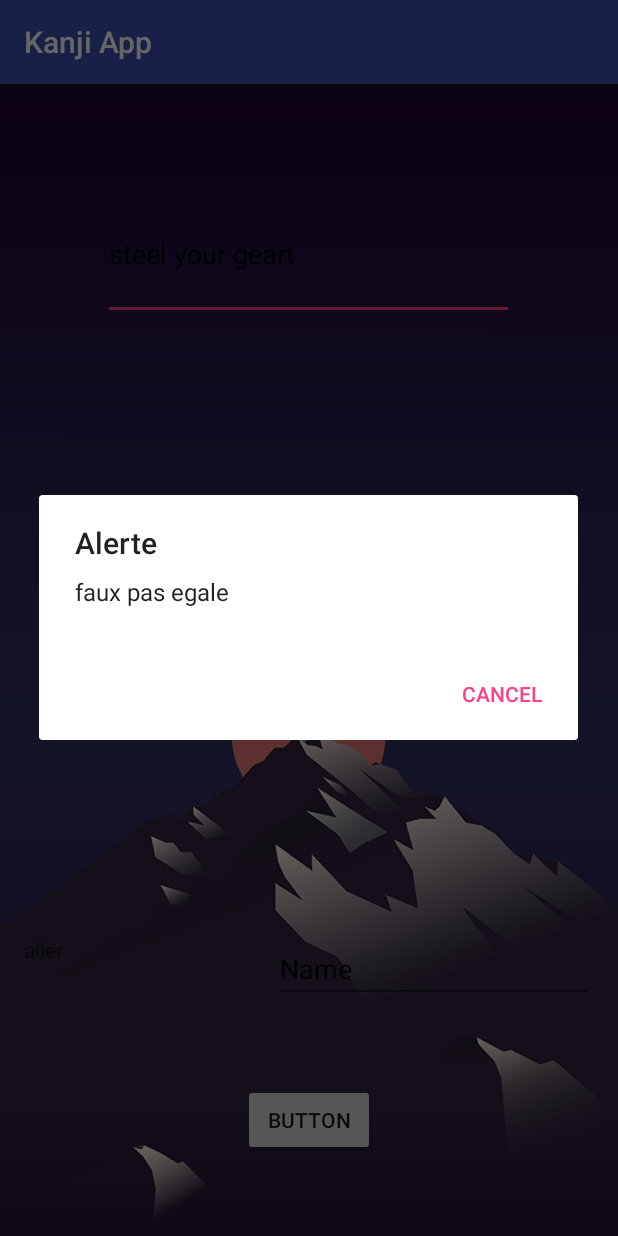
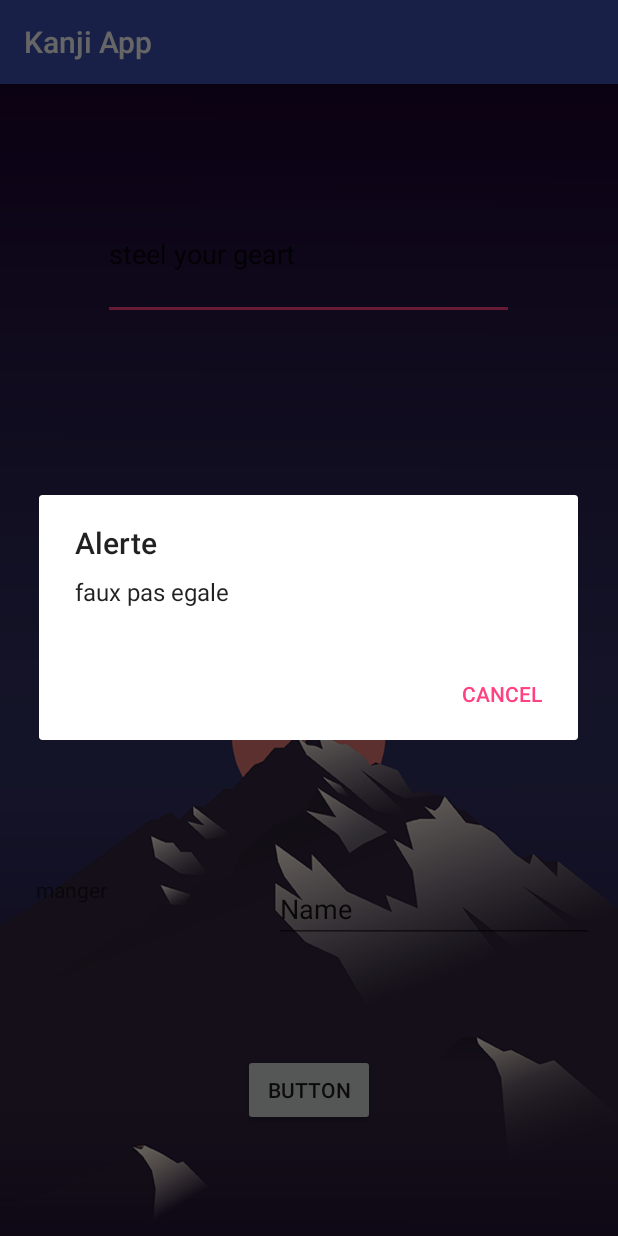
Before and after one commit to damouu/Kanji_App, an Android app: the SecondScreen screen opened directly, with no data from a screen before it, after a tap on "BUTTON", on a phone screen of 412 x 824 dp. Run offline under Robolectric (Android 15) with nearby library versions, the phone set to English and light mode, and no system bars.

Commit message:
creation d'une collection avec des kanjis dedans  et intégration de la collection dans le textview en fonction de l'indice de la collection

```diff
--- a/app/src/main/java/com/example/mouad/kanjiapp/Kanji.java
+++ b/app/src/main/java/com/example/mouad/kanjiapp/Kanji.java
@@ -9,7 +9,7 @@ import android.support.v7.app.AppCompatActivity;
 public class Kanji extends AppCompatActivity
 {
 
-    private char kanji;
+    private String kanji;
     private int numero;
     private String lecture_kenyon;
     private String lecture_onyomi;
@@ -20,7 +20,7 @@ public class Kanji extends AppCompatActivity
             super();
     }
 
-    public Kanji(char kanji, int numero, String lecture_kunyomi, String lecture_onyomi , String signification)
+    public Kanji(String kanji, int numero, String lecture_kunyomi, String lecture_onyomi , String signification)
     {
         this.kanji  = kanji;
         this.numero = numero;
@@ -30,15 +30,10 @@ public class Kanji extends AppCompatActivity
 
     }
 
-    public char getKanji()
-    {
-        return kanji;
-    }
 
-    public void setKanji(char kanji)
-    {
-        this.kanji = kanji;
-    }
+    public String getKanji() { return kanji; }
+
+    public void setKanji(String kanji) {this.kanji = kanji;}
 
     public int getNumero() {
         return numero;
--- a/app/src/main/java/com/example/mouad/kanjiapp/SecondScreen.java
+++ b/app/src/main/java/com/example/mouad/kanjiapp/SecondScreen.java
@@ -6,10 +6,16 @@ import android.os.Bundle;
 import android.support.v7.app.AlertDialog;
 import android.support.v7.app.AppCompatActivity;
 import android.view.View;
+import android.widget.ArrayAdapter;
 import android.widget.Button;
 import android.widget.EditText;
 import android.widget.ImageButton;
+import android.widget.ListView;
 import android.widget.TextView;
+import java.util.ArrayList;
+import java.util.Iterator;
+import java.util.List;
+import java.util.Optional;
 
 /**
  * Created by mouad on 26/12/2017.
@@ -22,9 +28,18 @@ public class SecondScreen extends AppCompatActivity
     {
         super.onCreate(savedInstanceState);
         setContentView(R.layout.secondactivities);
+        List<Kanji> leskanjis = new ArrayList<>();
+        Kanji manger = new Kanji("食",1,"dede","dede","manger");
+        Kanji lire = new Kanji("読",2,"dede","dede","lire");
+        leskanjis.add(manger);
+        leskanjis.add(lire);
+        TextView textView5 = (TextView) findViewById(R.id.ryu_view);
+        textView5.setText(leskanjis.get(0).getKanji());
+
     }
 
-    public void buttonOnClick3 (View v) {
+    public void buttonOnClick3 (View v)
+    {
         ImageButton personaButton = (ImageButton) findViewById(R.id.imageButton);
         personaButton.setOnClickListener(new View.OnClickListener()
 
@@ -38,14 +53,14 @@ public class SecondScreen extends AppCompatActivity
 
         });
     }
-// test
+    // test
         public void buttonOnClick4 (View v)
     {
+        Kanji aller = new Kanji("食",1,"tabe","dede","manger");
+        TextView textView5 = (TextView) findViewById(R.id.ryu_view);
+        textView5.setText(aller.getSignification());
         Button button = (Button) findViewById(R.id.button4);
         EditText editText5 = (EditText) findViewById(R.id.ryu_edit);
-        TextView textView5 = (TextView) findViewById(R.id.ryu_view);
-        Kanji aller = new Kanji('行',1,"iku","bilal","aller");
-        textView5.setText(aller.getSignification());
         if(!editText5.getText().toString().trim().equals(textView5.getText()))
         {
             AlertDialog.Builder builder = new AlertDialog.Builder(SecondScreen.this);
@@ -64,5 +79,4 @@ public class SecondScreen extends AppCompatActivity
         }
 
     }
-
 }
--- a/app/src/main/java/com/example/mouad/kanjiapp/ThirdActivity.java
+++ b/app/src/main/java/com/example/mouad/kanjiapp/ThirdActivity.java
@@ -32,9 +32,9 @@ public class ThirdActivity extends AppCompatActivity
             list =(ListView) findViewById(R.id.ListView);
 
             List<Kanji> leskanjis = new ArrayList<Kanji>();
-            Kanji hana = new Kanji('花',1,"hana","hana","fleur");
-            Kanji tabe = new Kanji('食',2,"tabe","taberu","manger");
-            Kanji yomi = new Kanji('読',3,"yomi","yomi","Lire");
+            Kanji hana = new Kanji("花",1,"hana","hana","fleur");
+            Kanji tabe = new Kanji("食",2,"tabe","taberu","manger");
+            Kanji yomi = new Kanji("読",3,"yomi","yomi","Lire");
             leskanjis.add(hana);
             leskanjis.add(tabe);
             leskanjis.add(yomi);
--- a/app/src/main/res/layout/secondactivities.xml
+++ b/app/src/main/res/layout/secondactivities.xml
@@ -1,11 +1,10 @@
 <?xml version="1.0" encoding="utf-8"?>
-<android.support.constraint.ConstraintLayout
-    xmlns:android="http://schemas.android.com/apk/res/android"
+<android.support.constraint.ConstraintLayout xmlns:android="http://schemas.android.com/apk/res/android"
     xmlns:app="http://schemas.android.com/apk/res-auto"
     xmlns:tools="http://schemas.android.com/tools"
-    android:background="@drawable/bloodmoon"
     android:layout_width="match_parent"
-    android:layout_height="match_parent">
+    android:layout_height="match_parent"
+    android:background="@drawable/bloodmoon">
 
 
     <ImageButton
@@ -59,13 +58,13 @@
         android:layout_width="128dp"
         android:layout_height="51dp"
         android:layout_marginBottom="8dp"
-        android:layout_marginStart="16dp"
+        android:layout_marginStart="24dp"
         android:layout_marginTop="8dp"
-        android:text="TextView"
+        android:text="aller"
         app:layout_constraintBottom_toBottomOf="parent"
         app:layout_constraintStart_toStartOf="parent"
         app:layout_constraintTop_toBottomOf="@+id/imageButton"
-        app:layout_constraintVertical_bias="0.496" />
+        app:layout_constraintVertical_bias="0.354" />
 
     <EditText
         android:id="@+id/ryu_edit"
@@ -80,10 +79,10 @@
         android:text="Name"
         app:layout_constraintBottom_toBottomOf="parent"
         app:layout_constraintEnd_toEndOf="parent"
-        app:layout_constraintHorizontal_bias="0.789"
+        app:layout_constraintHorizontal_bias="0.733"
         app:layout_constraintStart_toEndOf="@+id/ryu_view"
         app:layout_constraintTop_toBottomOf="@+id/imageButton"
-        app:layout_constraintVertical_bias="0.486" />
+        app:layout_constraintVertical_bias="0.347" />
 
     <Button
         android:id="@+id/button4"
```
